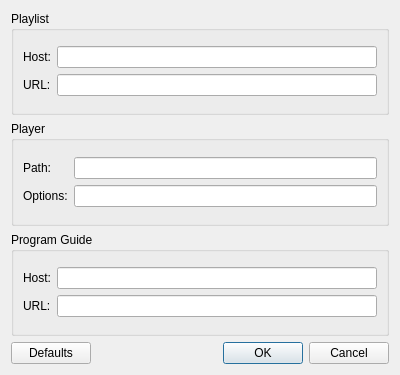
The window that tvnao/settings_dialog.ui (loimu/tvnao) describes before a commit, drawn with Qt 5.
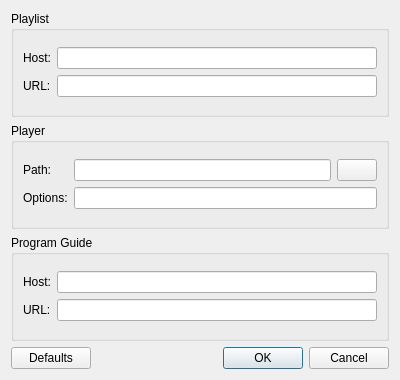
The same window after the commit.

Commit message: minor change to settings dialog, update icons

Patch:
```diff
--- a/tvnao/settings_dialog.ui
+++ b/tvnao/settings_dialog.ui
@@ -7,7 +7,7 @@
     <x>0</x>
     <y>0</y>
     <width>400</width>
-    <height>375</height>
+    <height>380</height>
    </rect>
   </property>
   <property name="windowTitle">
@@ -84,10 +84,25 @@
         <item>
          <layout class="QVBoxLayout" name="verticalLayout3">
           <item>
-           <widget class="QLineEdit" name="playerPath"/>
+           <layout class="QHBoxLayout" name="horizontalLayout">
+            <item>
+             <widget class="QLineEdit" name="playerPath"/>
+            </item>
+            <item>
+             <widget class="QPushButton" name="playerButton">
+              <property name="text">
+               <string/>
+              </property>
+             </widget>
+            </item>
+           </layout>
           </item>
           <item>
-           <widget class="QLineEdit" name="playerOptions"/>
+           <widget class="QLineEdit" name="playerOptions">
+            <property name="clearButtonEnabled">
+             <bool>true</bool>
+            </property>
+           </widget>
           </item>
          </layout>
         </item>
```
The commit also changes 10 other files.
